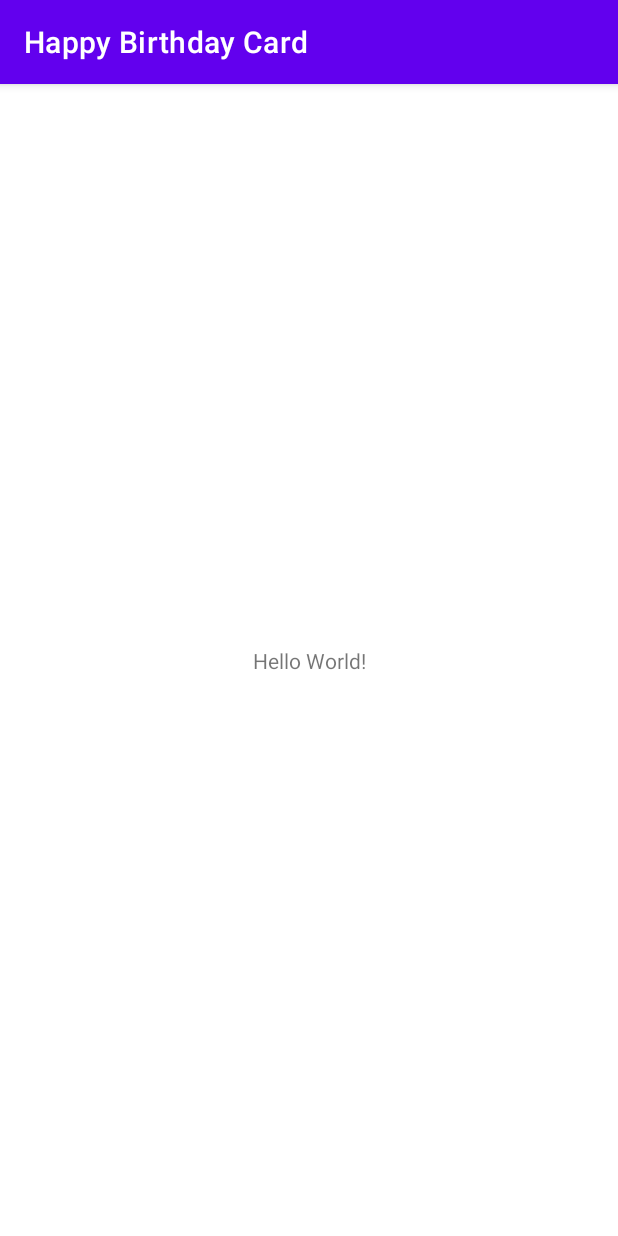
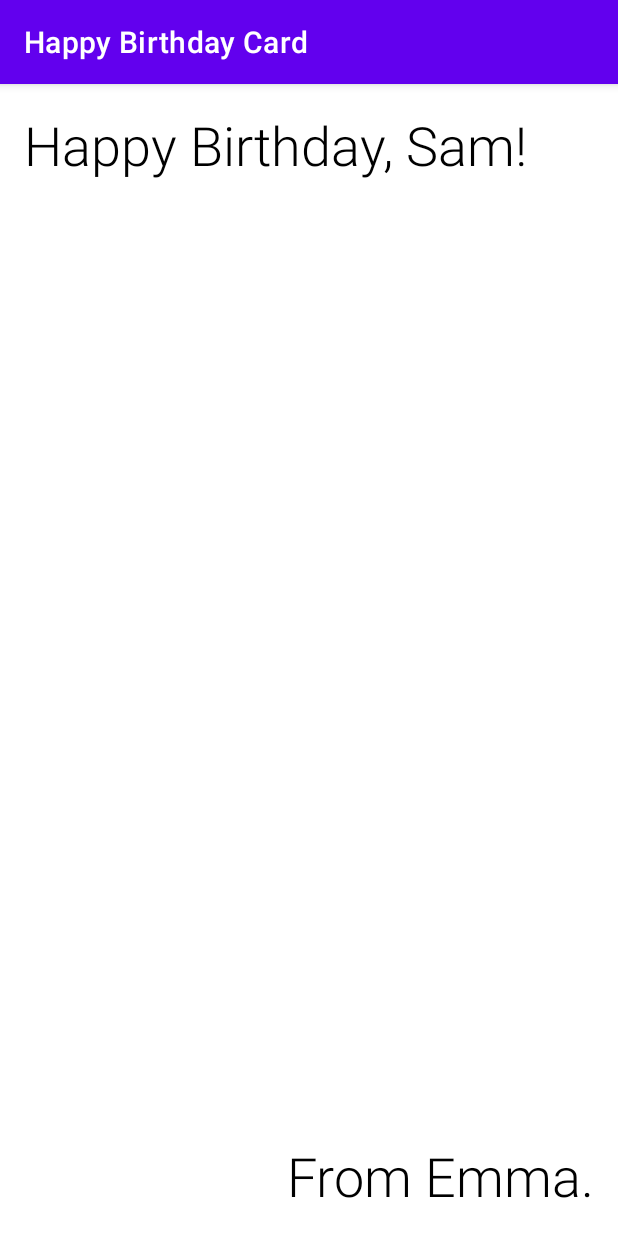
Before and after one commit to DamienMadaule/HappyBirthdayCard, an Android app: the screen it shows after launch (MainActivity), on a phone screen of 412 x 824 dp. Run offline under Robolectric (Android 15) with nearby library versions, the phone set to English and light mode, and no system bars.

Commit message:
Final Result

```diff
--- a/app/src/main/res/layout/activity_main.xml
+++ b/app/src/main/res/layout/activity_main.xml
@@ -7,12 +7,28 @@
     tools:context=".MainActivity">
 
     <TextView
+        android:id="@+id/textView"
         android:layout_width="wrap_content"
         android:layout_height="wrap_content"
-        android:text="Hello World!"
-        app:layout_constraintBottom_toBottomOf="parent"
-        app:layout_constraintLeft_toLeftOf="parent"
-        app:layout_constraintRight_toRightOf="parent"
+        android:layout_marginStart="16dp"
+        android:layout_marginTop="16dp"
+        android:fontFamily="sans-serif-light"
+        android:text="Happy Birthday, Sam!"
+        android:textColor="@android:color/black"
+        android:textSize="36sp"
+        app:layout_constraintStart_toStartOf="parent"
         app:layout_constraintTop_toTopOf="parent" />
 
+    <TextView
+        android:id="@+id/textView2"
+        android:layout_width="wrap_content"
+        android:layout_height="wrap_content"
+        android:layout_marginEnd="16dp"
+        android:layout_marginBottom="16dp"
+        android:fontFamily="sans-serif-light"
+        android:text="From Emma."
+        android:textColor="@android:color/black"
+        android:textSize="36sp"
+        app:layout_constraintBottom_toBottomOf="parent"
+        app:layout_constraintEnd_toEndOf="parent" />
 </androidx.constraintlayout.widget.ConstraintLayout>
```
